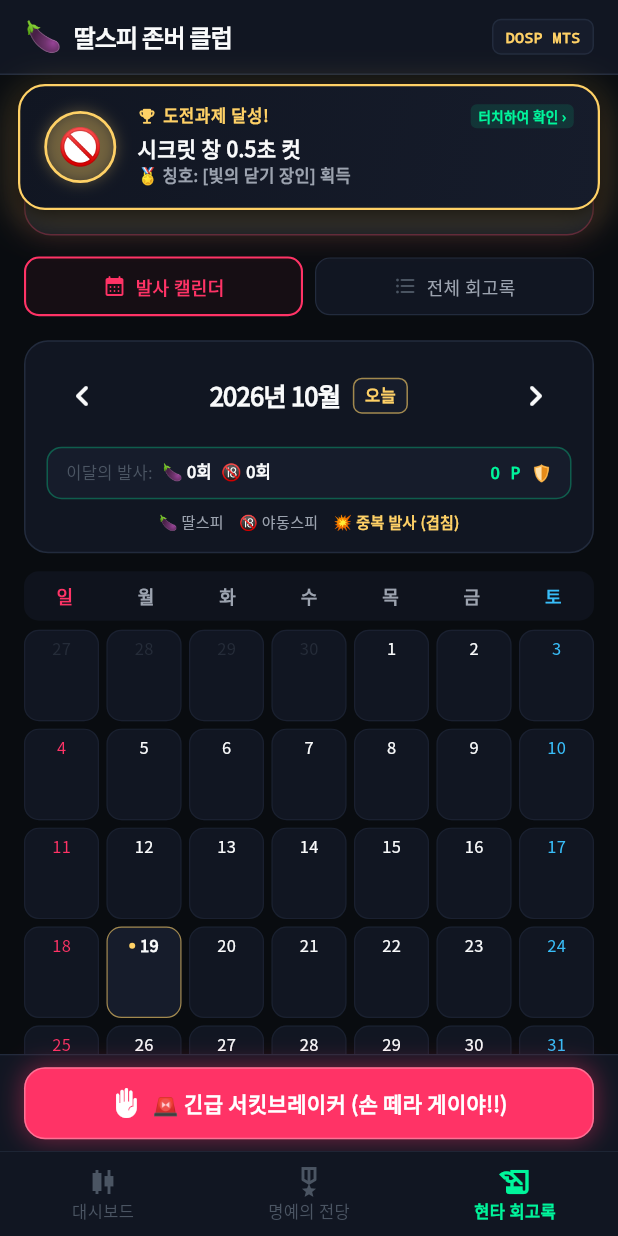
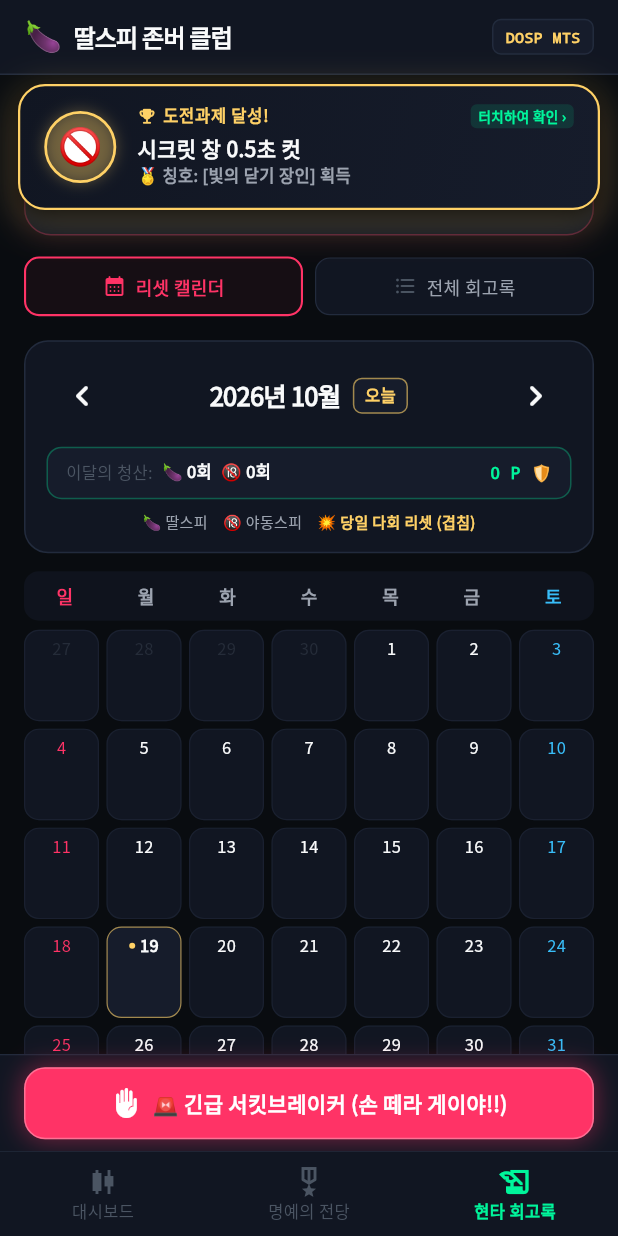
Before and after one commit to meisteryi/HODL_club, a Flutter app: the screen it shows after launch, item 3 of the bottom bar chosen, on a phone screen of 412 x 824 dp. Run offline on Flutter 3.47's test engine with Material 3 defaults, Android fonts, the phone set to English and light mode, and no system bars; our stand-ins replace confetti, fl_chart, google_fonts, shared_preferences.

Commit message:
feat: differentiate between relapse types (ttalspi vs yadongspi) in duration and summary texts

```diff
--- a/lib/screens/history_screen.dart
+++ b/lib/screens/history_screen.dart
@@ -68,7 +68,7 @@ class _HistoryScreenState extends State<HistoryScreen> {
                       ),
                       const SizedBox(height: 2),
                       Text(
-                        '총 ${history.length}회의 발사 흑역사 박제 (이불킥 주의)',
+                        '총 ${history.length}회의 폭락 흑역사 박제 (발사·시청 이불킥 주의)',
                         style: const TextStyle(
                           color: AppColors.electricRed,
                           fontSize: 12,
@@ -83,13 +83,13 @@ class _HistoryScreenState extends State<HistoryScreen> {
           ),
           const SizedBox(height: 14),
 
-          // View Switcher: [ 📅 발사 캘린더 | 📜 전체 회고록 ]
+          // View Switcher: [ 📅 리셋 캘린더 | 📜 전체 회고록 ]
           Row(
             children: [
               Expanded(
                 child: _buildViewTab(
                   icon: Icons.calendar_month_rounded,
-                  title: '발사 캘린더',
+                  title: '리셋 캘린더',
                   isSelected: _isCalendarView,
                   onTap: () {
                     setState(() {
@@ -133,7 +133,7 @@ class _HistoryScreenState extends State<HistoryScreen> {
                   Text('💎', style: TextStyle(fontSize: 48)),
                   SizedBox(height: 12),
                   Text(
-                    '상장폐지(발사) 이력이 없다 이기!',
+                    '상장폐지(발사/시청) 이력이 없다 이기!',
                     style: TextStyle(
                       color: AppColors.textPrimary,
                       fontSize: 16,
@@ -162,7 +162,7 @@ class _HistoryScreenState extends State<HistoryScreen> {
               itemBuilder: (context, index) {
                 final record = history[index];
                 final dateStr = DateFormat('yyyy.MM.dd HH:mm').format(record.timestamp);
-                final durationStr = _formatDuration(record.durationHeld);
+                final durationStr = _formatDuration(record.durationHeld, isYadong: record.tickerType == 'yadongspi');
 
                 return Container(
                   decoration: BoxDecoration(
@@ -378,8 +378,8 @@ class _HistoryScreenState extends State<HistoryScreen> {
 
   void _showDetailModal(BuildContext context, LiquidationRecord record) {
     final dateStr = DateFormat('yyyy년 MM월 dd일 HH:mm:ss').format(record.timestamp);
-    final durationStr = _formatDuration(record.durationHeld);
     final isYadong = record.tickerType == 'yadongspi';
+    final durationStr = _formatDuration(record.durationHeld, isYadong: isYadong);
     final List<String> badges = List<String>.from(record.achievedBadges);
 
     showModalBottomSheet(
@@ -755,13 +755,20 @@ class _HistoryScreenState extends State<HistoryScreen> {
     );
   }
 
-  String _formatDuration(Duration d) {
+  String _formatDuration(Duration d, {bool isYadong = false}) {
+    final action = isYadong ? '시청' : '발사';
     if (d.inDays > 0) {
-      return '${d.inDays}일 ${d.inHours % 24}시간 존버 후 발사';
+      final hours = d.inHours % 24;
+      return hours > 0
+          ? '${d.inDays}일 $hours시간 존버 후 $action'
+          : '${d.inDays}일 존버 후 $action';
     } else if (d.inHours > 0) {
-      return '${d.inHours}시간 ${d.inMinutes % 60}분 존버 후 발사';
+      final mins = d.inMinutes % 60;
+      return mins > 0
+          ? '${d.inHours}시간 $mins분 존버 후 $action'
+          : '${d.inHours}시간 존버 후 $action';
     } else {
-      return '${d.inMinutes}분 ${d.inSeconds % 60}초 존버 후 발사';
+      return '${d.inMinutes}분 ${d.inSeconds % 60}초 존버 후 $action';
     }
   }
 }
--- a/lib/widgets/profit_card.dart
+++ b/lib/widgets/profit_card.dart
@@ -256,8 +256,8 @@ class ProfitCard extends StatelessWidget {
                       const SizedBox(height: 2),
                       Text(
                         provider.isLeverage2x
-                            ? '야수의 심장 탑승! 하루 +2,000P 폭등 / 발사 시 -4,000P 깡통 청산 ㅋㅋ'
-                            : '안전제일 1X 존버 중 (하루 +1,000P / 발사 시 -2,000P)',
+                            ? '야수의 심장 탑승! 하루 +2,000P 폭등 / ${activeTicker == TickerType.ttalspi ? "발사" : "시청"} 시 -4,000P 깡통 청산 ㅋㅋ'
+                            : '안전제일 1X 존버 중 (하루 +1,000P / ${activeTicker == TickerType.ttalspi ? "발사" : "시청"} 시 -2,000P)',
                         style: TextStyle(
                           color: provider.isLeverage2x
                               ? AppColors.gold
--- a/lib/widgets/relapse_calendar_widget.dart
+++ b/lib/widgets/relapse_calendar_widget.dart
@@ -60,13 +60,27 @@ class _RelapseCalendarWidgetState extends State<RelapseCalendarWidget> {
 
   String _formatDuration(Duration d) {
     if (d.inDays > 0) {
-      return '${d.inDays}일 ${d.inHours % 24}시간';
+      final hours = d.inHours % 24;
+      return hours > 0 ? '${d.inDays}일 $hours시간' : '${d.inDays}일';
     } else if (d.inHours > 0) {
-      return '${d.inHours}시간 ${d.inMinutes % 60}분';
+      final mins = d.inMinutes % 60;
+      return mins > 0 ? '${d.inHours}시간 $mins분' : '${d.inHours}시간';
     } else if (d.inMinutes > 0) {
       return '${d.inMinutes}분';
     }
     return '${d.inSeconds}초';
+  }
+
+  String _buildDaySummaryBadgeText(List<LiquidationRecord> dayRecords) {
+    final ttalCount = dayRecords.where((r) => r.tickerType != 'yadongspi').length;
+    final yadongCount = dayRecords.where((r) => r.tickerType == 'yadongspi').length;
+    if (ttalCount > 0 && yadongCount > 0) {
+      return '총 ${dayRecords.length}회 리셋 (발사 $ttalCount · 시청 $yadongCount)';
+    } else if (yadongCount > 0) {
+      return '총 $yadongCount회 시청 🔞';
+    } else {
+      return '총 $ttalCount회 발사 🍆';
+    }
   }
 
   @override
@@ -168,7 +182,7 @@ class _RelapseCalendarWidgetState extends State<RelapseCalendarWidget> {
                   children: [
                     Row(
                       children: [
-                        const Text('이달의 발사:', style: TextStyle(color: AppColors.textMuted, fontSize: 11)),
+                        const Text('이달의 청산:', style: TextStyle(color: AppColors.textMuted, fontSize: 11)),
                         const SizedBox(width: 6),
                         Text(
                           '🍆 $ttalCount회',
@@ -203,7 +217,7 @@ class _RelapseCalendarWidgetState extends State<RelapseCalendarWidget> {
                   SizedBox(width: 10),
                   Text('🔞 야동스피', style: TextStyle(color: AppColors.textSecondary, fontSize: 10)),
                   SizedBox(width: 10),
-                  Text('💥 중복 발사 (겹침)', style: TextStyle(color: AppColors.gold, fontSize: 10, fontWeight: FontWeight.bold)),
+                  Text('💥 당일 다회 리셋 (겹침)', style: TextStyle(color: AppColors.gold, fontSize: 10, fontWeight: FontWeight.bold)),
                 ],
               ),
             ],
@@ -521,7 +535,7 @@ class _RelapseCalendarWidgetState extends State<RelapseCalendarWidget> {
                 const Icon(Icons.touch_app_outlined, color: AppColors.gold, size: 16),
                 const SizedBox(width: 6),
                 Text(
-                  '${DateFormat('yyyy년 M월').format(_currentMonth)} 발사 기록 (${monthRecords.length}건)',
+                  '${DateFormat('yyyy년 M월').format(_currentMonth)} 청산/리셋 기록 (${monthRecords.length}건)',
                   style: const TextStyle(
                     color: AppColors.textPrimary,
                     fontSize: 13,
@@ -532,7 +546,7 @@ class _RelapseCalendarWidgetState extends State<RelapseCalendarWidget> {
             ),
             const SizedBox(height: 6),
             const Text(
-              '달력에서 날짜를 탭하면 그 날 한발 뺐거나 야동 본 상세 내역을 모아서 볼 수 있다 게이야!',
+              '달력에서 날짜를 탭하면 그 날 한발 뺐거나(발사) 야동 본(시청) 상세 내역을 모아서 볼 수 있다 게이야!',
               style: TextStyle(color: AppColors.textSecondary, fontSize: 11),
             ),
             if (monthRecords.isNotEmpty) ...[
@@ -595,7 +609,7 @@ class _RelapseCalendarWidgetState extends State<RelapseCalendarWidget> {
                               border: Border.all(color: AppColors.electricRed),
                             ),
                             child: Text(
-                              '총 ${dayRecords.length}회 발사',
+                              _buildDaySummaryBadgeText(dayRecords),
                               style: const TextStyle(
                                 color: AppColors.electricRed,
                                 fontSize: 10,
@@ -651,7 +665,7 @@ class _RelapseCalendarWidgetState extends State<RelapseCalendarWidget> {
                   Text('💎', style: TextStyle(fontSize: 36)),
                   SizedBox(height: 8),
                   Text(
-                    '이 날은 단 한 번도 발사하지 않았습니다!',
+                    '이 날은 발사도 시청도 하지 않은 청정 구역입니다!',
                     style: TextStyle(color: AppColors.textPrimary, fontSize: 13, fontWeight: FontWeight.bold),
                   ),
                   SizedBox(height: 4),
@@ -727,7 +741,7 @@ class _RelapseCalendarWidgetState extends State<RelapseCalendarWidget> {
                       ],
                     ),
                     Text(
-                      '$durationStr 존버 후 컷',
+                      isYadong ? '$durationStr 존버 후 시청' : '$durationStr 존버 후 발사',
                       style: const TextStyle(
                         color: AppColors.gold,
                         fontSize: 11,
```
Also changed, not shown: 1 other file.
